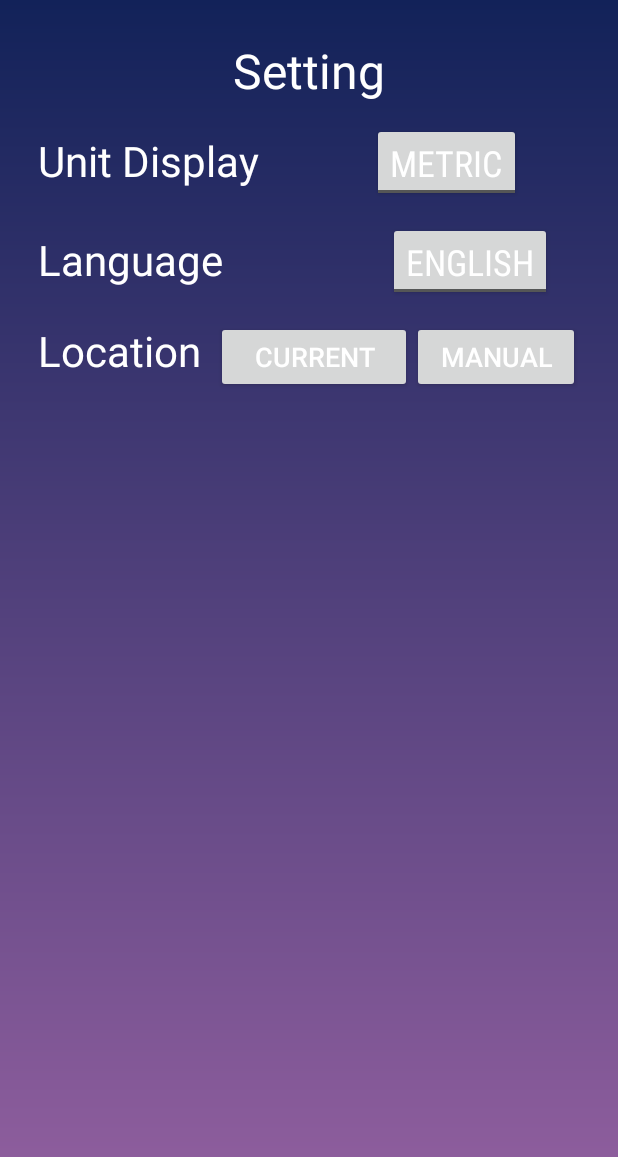
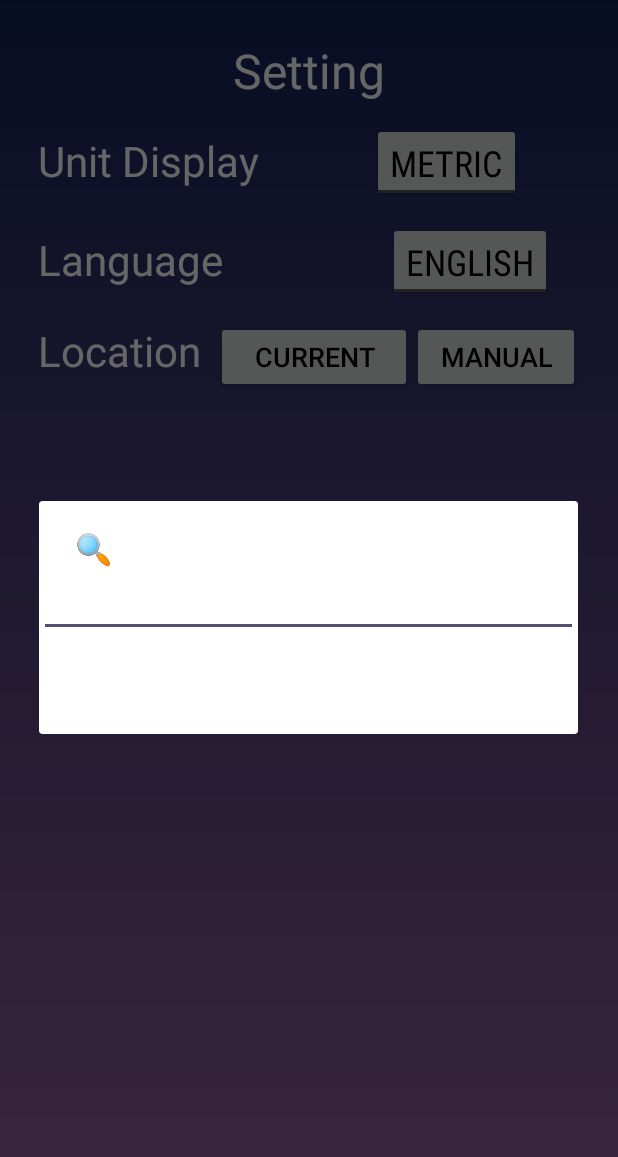
Before and after one commit to Peterprombutr/WeatherApp, an Android app: the SwipeLeftSetting screen opened directly, with no data from a screen before it, after a tap on "MANUAL", on a phone screen of 412 x 824 dp. Shown: the top 1157 px of the screen. Run offline under Robolectric (Android 15) with nearby library versions, the phone set to English and light mode, and no system bars.

```diff
--- a/app/src/main/java/com/androdocs/weatherapp/All_API_Keyword.java
+++ b/app/src/main/java/com/androdocs/weatherapp/All_API_Keyword.java
@@ -2,7 +2,7 @@ package com.androdocs.weatherapp;
 
 public class All_API_Keyword {
 
-    static String CITY = "Bangkok,th";
+    static String CITY = "Lat Krabang,th";
     static String UNIT = "metric";
     static String API = "4b4285554f2a8e5aeca3e8b8b0eec3ed";
 
--- a/app/src/main/java/com/androdocs/weatherapp/SwipeLeftSetting.java
+++ b/app/src/main/java/com/androdocs/weatherapp/SwipeLeftSetting.java
@@ -1,19 +1,31 @@
 package com.androdocs.weatherapp;
 
+import android.content.DialogInterface;
 import android.content.Intent;
 import android.content.SharedPreferences;
 import android.content.Context;
+import android.location.Address;
+import android.location.Geocoder;
 import android.os.Bundle;
+import android.text.InputType;
 import android.view.View;
 import android.widget.Button;
 import android.widget.CompoundButton;
+import android.widget.EditText;
 import android.widget.RelativeLayout;
 import android.widget.ToggleButton;
 import androidx.appcompat.app.AppCompatActivity;
 
 import com.androdocs.weatherapp.Gestures.OnSwipeTouchListener;
 
+import java.io.IOException;
+import java.util.List;
+import java.util.Locale;
+
 public class SwipeLeftSetting extends AppCompatActivity {
+    double latitude, longitude;
+    String LocName;
+
     RelativeLayout tvSwipeMe;
     ToggleButton ImpSwitch, ThaiSwitch;
     Button ButtonCurLoc, ButtonManLoc;
@@ -42,6 +54,30 @@ public class SwipeLeftSetting extends AppCompatActivity {
             Intent i = new Intent(SwipeLeftSetting.this, MainActivity.class);
             startActivity(i);
         }
+    }
+
+    private void searchByCityName() {
+        android.app.AlertDialog.Builder alert = new android.app.AlertDialog.Builder(this);
+        alert.setTitle(this.getString(R.string.search_title));
+        final EditText input = new EditText(this);
+        input.setInputType(InputType.TYPE_CLASS_TEXT);
+        input.setMaxLines(1);
+        input.setSingleLine(true);
+        alert.setView(input);
+        alert.setPositiveButton(R.string.ok, new DialogInterface.OnClickListener() {
+            public void onClick(DialogInterface dialog, int whichButton) {
+                String result = input.getText().toString();
+                if (!result.isEmpty()) {
+                    All_API_Keyword.CITY = result;
+                }
+            }
+        });
+        alert.setNegativeButton(R.string.cancel, new DialogInterface.OnClickListener() {
+            public void onClick(DialogInterface dialog, int whichButton) {
+                // Cancelled
+            }
+        });
+        alert.show();
     }
 
     //Init the rest
@@ -95,14 +131,25 @@ public class SwipeLeftSetting extends AppCompatActivity {
         ButtonCurLoc.setOnClickListener(new View.OnClickListener() {
             @Override
             public void onClick(View v) {
-                //DoIt(v);
-            }
+                Geocoder gcd = new Geocoder(getBaseContext(), Locale.getDefault());
+                List<Address> addresses = null;
+                try {
+                    addresses = gcd.getFromLocation(latitude, longitude, 1);
+                } catch (IOException e) {
+                    e.printStackTrace();
+                }
+                if (addresses.size() > 0)
+                    LocName = addresses.get(0).getLocality(); //+","+addresses.get(0).getCountryCode();
+                    System.out.println(LocName);
+
+                    if(LocName!="") All_API_Keyword.CITY = LocName;
+                }
         });
         ButtonManLoc = findViewById(R.id.ButtonManualLocation);
         ButtonManLoc.setOnClickListener(new View.OnClickListener() {
             @Override
             public void onClick(View v) {
-                //DoIt(v);
+                searchByCityName();
             }
         });
     }
--- a/app/src/main/res/layout/activity_swipe_left_setting.xml
+++ b/app/src/main/res/layout/activity_swipe_left_setting.xml
@@ -60,7 +60,7 @@
                     android:fontFamily="sans-serif-condensed"
                     android:textOn="@string/toggle_Imperial"
                     android:textOff="@string/toggle_Metric"
-                    android:textColor="@android:color/white"
+                    android:textColor="@android:color/black"
                     android:textSize="24sp" />
             </LinearLayout>
             <Space
@@ -88,7 +88,7 @@
                     android:fontFamily="sans-serif-condensed"
                     android:textOn="@string/toggle_Thai"
                     android:textOff="@string/toggle_English"
-                    android:textColor="@android:color/white"
+                    android:textColor="@android:color/black"
                     android:textSize="24sp" />
             </LinearLayout>
             <Space
@@ -114,7 +114,7 @@
                     android:layout_width="118dp"
                     android:layout_height="wrap_content"
                     android:layout_weight="1"
-                    android:textColor="@android:color/white"
+                    android:textColor="@android:color/black"
                     android:textSize="18sp"
                     android:text="@string/Button_LocationCurrent" />
                 <Button
@@ -122,7 +122,7 @@
                     android:layout_width="wrap_content"
                     android:layout_height="wrap_content"
                     android:layout_weight="1"
-                    android:textColor="@android:color/white"
+                    android:textColor="@android:color/black"
                     android:textSize="18sp"
                     android:text="@string/Button_LocationManual" />
             </LinearLayout>
--- a/app/src/main/res/values/strings.xml
+++ b/app/src/main/res/values/strings.xml
@@ -55,6 +55,7 @@
     <string name="setting_Location">Location</string>
     <string name="Button_LocationCurrent">Current</string>
     <string name="Button_LocationManual">Manual</string>
+    <string name="search_title"> 🔍 Enter City Name </string>
 
     <!-- Setting Screen -->
     <string name="title_next5days">Next 5 Days</string>
```
Also changed, not shown: app/src/main/AndroidManifest.xml (+6 -1 lines).
